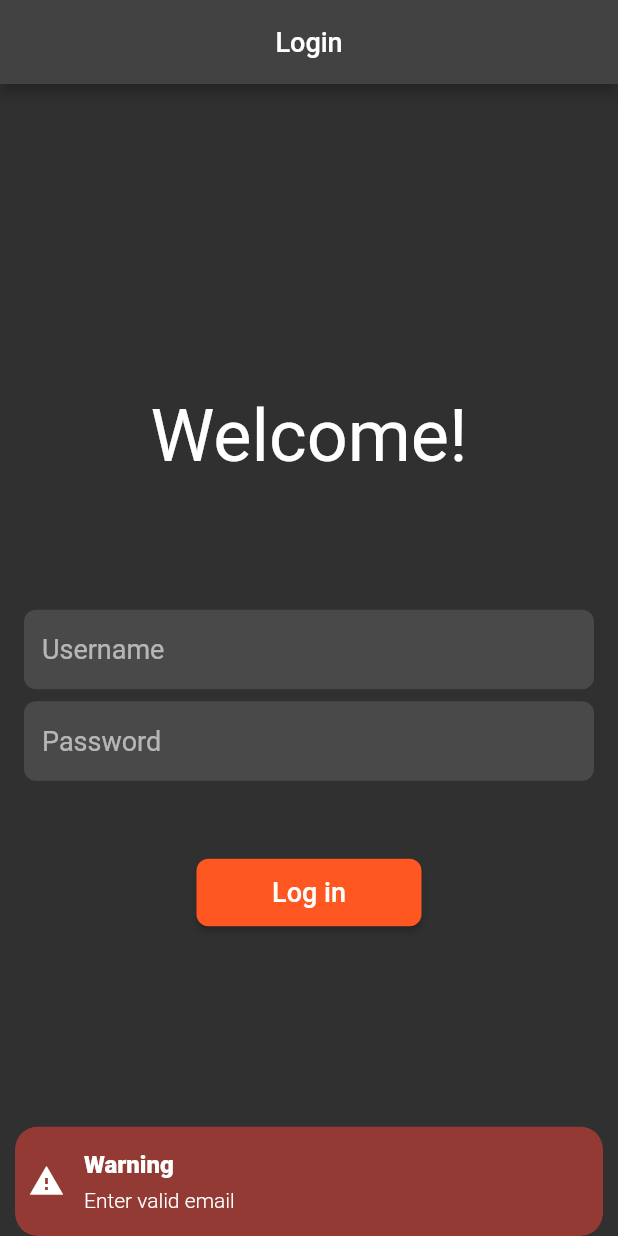
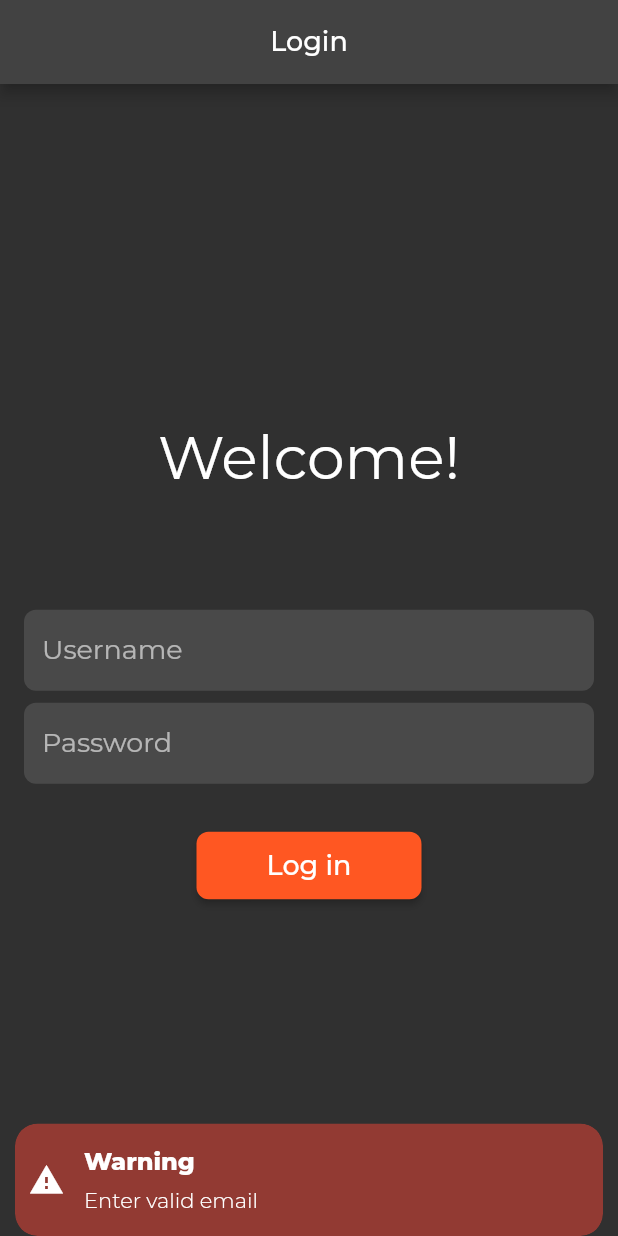
Before and after one commit to markodevcic/user_auth_form, a Flutter app: the screen it shows after launch, after a tap on "Log in", on a phone screen of 412 x 824 dp. Run offline on Flutter 3.47's test engine with Material 2 defaults, Android fonts, the phone set to English and light mode, and no system bars; our stand-ins replace flutter_secure_storage, get, google_fonts; network calls fail.

Commit message:
Finished a few touches

```diff
--- a/lib/app/data/services/server_connection.dart
+++ b/lib/app/data/services/server_connection.dart
@@ -29,7 +29,7 @@ class ServerConnection {
 
         SecureStorage.writeToken(token);
 
-        return Get.off(() => UserPage.fromBase64(token)); // arguments: [firstName, lastName]);
+        return Get.off(() => UserPage.fromBase64(token));
       } else {
         final error = json.decode(response.body.toString());
         return showSnackBar(error['errorMessage'].toString());
--- a/lib/app/global_widgets/initial_route_to_page.dart
+++ b/lib/app/global_widgets/initial_route_to_page.dart
@@ -17,11 +17,7 @@ class RouteToPage extends StatelessWidget {
     return FutureBuilder(
       future: SecureStorage.getToken,
       builder: (context, snapshot) {
-        if (!snapshot.hasData)
-          return Center(
-              child: CircularProgressIndicator(
-            color: Colors.deepOrange,
-          ));
+        if (!snapshot.hasData) return Center(child: CircularProgressIndicator());
         if (snapshot.data != '') {
           final token = snapshot.data.toString();
           var jwt = token.split('.');
--- /dev/null
+++ b/lib/app/global_widgets/login_button.dart
@@ -0,0 +1,24 @@
+import 'package:flutter/material.dart';
+import 'package:get/get.dart';
+
+class LoginButton extends StatelessWidget {
+  LoginButton({Key? key, required this.onPressed, required this.child}) : super(key: key);
+  final Function() onPressed;
+  final Widget child;
+
+  @override
+  Widget build(BuildContext context) {
+    return SizedBox(
+      height: 45,
+      width: 150,
+      child: ElevatedButton(
+        child: child,
+        style: ButtonStyle(
+          // backgroundColor: MaterialStateProperty.all(Colors.deepOrange),
+          shape: MaterialStateProperty.all(RoundedRectangleBorder(borderRadius: BorderRadius.circular(8))),
+        ),
+        onPressed: onPressed,
+      ),
+    );
+  }
+}
--- a/lib/app/modules/login_page.dart
+++ b/lib/app/modules/login_page.dart
@@ -1,6 +1,7 @@
 import 'package:flutter/material.dart';
 import 'package:get/get.dart';
 import 'package:user_auth_form/app/data/services/server_connection.dart';
+import 'package:user_auth_form/app/global_widgets/login_button.dart';
 
 import '/app/data/services/form_validation.dart';
 
@@ -12,6 +13,15 @@ class LoginPage extends StatelessWidget {
   final ServerConnection authenticate = ServerConnection();
 
   final RxBool isLoading = false.obs;
+
+  Future startLogin() async {
+    isLoading.value = true;
+    final bool canAttemptLogin = Validate.form(_username.text, _password.text);
+    if (canAttemptLogin) {
+      await authenticate.login(_username.text, _password.text);
+    }
+    isLoading.value = false;
+  }
 
   @override
   Widget build(BuildContext context) {
@@ -30,18 +40,19 @@ class LoginPage extends StatelessWidget {
               children: [
                 Text(
                   'Welcome!',
-                  style: TextStyle(fontSize: 48),
+                  style: TextStyle(fontSize: 40),
                 ),
-                SizedBox(height: 88),
+                Flexible(child: SizedBox(height: 77)),
                 TextFormField(
                   controller: _username,
                   keyboardType: TextInputType.emailAddress,
                   textInputAction: TextInputAction.next,
+                  autocorrect: false,
                   style: TextStyle(fontSize: 18),
                   decoration: InputDecoration(
                     isDense: true,
+                    filled: true,
                     fillColor: Colors.white12,
-                    filled: true,
                     border: OutlineInputBorder(
                       borderRadius: BorderRadius.circular(8),
                       borderSide: BorderSide.none,
@@ -53,12 +64,13 @@ class LoginPage extends StatelessWidget {
                 TextFormField(
                   controller: _password,
                   textInputAction: TextInputAction.go,
+                  onFieldSubmitted: (value) => startLogin(),
+                  autocorrect: false,
                   style: TextStyle(fontSize: 18),
                   decoration: InputDecoration(
                     isDense: true,
+                    filled: true,
                     fillColor: Colors.white12,
-                    filled: true,
-                    focusColor: Colors.orange,
                     border: OutlineInputBorder(
                       borderRadius: BorderRadius.circular(8),
                       borderSide: BorderSide.none,
@@ -67,28 +79,18 @@ class LoginPage extends StatelessWidget {
                   ),
                   obscureText: true,
                 ),
-                SizedBox(height: 52),
-                SizedBox(
-                  width: 150,
-                  height: 45,
-                  child: ElevatedButton(
-                    style: ButtonStyle(
-                      backgroundColor: MaterialStateProperty.all(Colors.deepOrange),
-                      shape: MaterialStateProperty.all(RoundedRectangleBorder(borderRadius: BorderRadius.circular(8))),
-                    ),
-                    onPressed: () async {
-                      final bool canAttemptLogin = Validate.form(_username.text, _password.text);
-                      if (canAttemptLogin) {
-                        isLoading.value = true;
-                        await authenticate.login(_username.text, _password.text);
-                        isLoading.value = false;
-                      }
-                    },
-                    child: Obx(
-                      () => (isLoading.value == true)
-                          ? CircularProgressIndicator.adaptive()
-                          : Text('Log in', style: TextStyle(fontSize: 18, color: Colors.white)),
-                    ),
+                Flexible(child: SizedBox(height: 32)),
+                LoginButton(
+                  onPressed: () => startLogin(),
+                  child: Obx(
+                    () => (isLoading.value == true)
+                        ? Transform.scale(
+                            scale: 0.7,
+                            child: CircularProgressIndicator.adaptive(
+                              valueColor: AlwaysStoppedAnimation(Colors.white),
+                            ),
+                          )
+                        : Text('Log in', style: TextStyle(fontSize: 18, color: Colors.white)),
                   ),
                 ),
               ],
--- a/lib/app/modules/user_page.dart
+++ b/lib/app/modules/user_page.dart
@@ -21,7 +21,6 @@ class UserPage extends StatelessWidget {
         automaticallyImplyLeading: false,
         actions: [
           TextButton(
-            style: TextButton.styleFrom(primary: Colors.deepOrange),
             onPressed: () => Get.off(() => LoginPage()),
             child: Text('Log out'),
           ),
@@ -37,10 +36,10 @@ class UserPage extends StatelessWidget {
                     child: Center(
                       child: Column(
                         children: [
-                          SizedBox(height: 88),
+                          SizedBox(height: 77),
                           Flexible(
                             child: Text('Welcome back ${userData!.firstName} ${userData.lastName}!',
-                                textAlign: TextAlign.center, style: TextStyle(fontSize: 48)),
+                                textAlign: TextAlign.center, style: TextStyle(fontSize: 40)),
                           ),
                           SizedBox(height: 52),
                           UserDetailsTile(
@@ -57,11 +56,7 @@ class UserPage extends StatelessWidget {
                   )
                 : (snapshot.hasError)
                     ? Text('An error occured')
-                    : Scaffold(
-                        body: Center(
-                            child: CircularProgressIndicator(
-                        color: Colors.deepOrange,
-                      )));
+                    : Scaffold(body: Center(child: CircularProgressIndicator()));
           }),
     );
   }
--- a/lib/main.dart
+++ b/lib/main.dart
@@ -1,5 +1,6 @@
 import 'package:flutter/material.dart';
 import 'package:get/get.dart';
+import 'package:google_fonts/google_fonts.dart';
 
 import '/app/global_widgets/initial_route_to_page.dart';
 
@@ -13,7 +14,11 @@ class App extends StatelessWidget {
   @override
   Widget build(BuildContext context) {
     return GetMaterialApp(
-      theme: ThemeData.dark(),
+      theme: ThemeData(
+        primarySwatch: Colors.deepOrange,
+        brightness: Brightness.dark,
+        textTheme: GoogleFonts.montserratTextTheme(ThemeData(brightness: Brightness.dark).textTheme),
+      ),
       home: RouteToPage(),
     );
   }
--- a/pubspec.yaml
+++ b/pubspec.yaml
@@ -31,6 +31,7 @@ dependencies:
   get: ^4.6.1
   http: ^0.13.4
   flutter_secure_storage: ^5.0.2
+  google_fonts: ^2.2.0
 
 dev_dependencies:
   flutter_test:
@@ -48,7 +49,8 @@ flutter:
   uses-material-design: true
 
   # To add assets to your application, add an assets section, like this:
-  # assets:
+  assets:
+    - assets/google_fonts/
   #   - images/a_dot_burr.jpeg
   #   - images/a_dot_ham.jpeg
 
```
Also changed, not shown: pubspec.lock, 2 other files.
